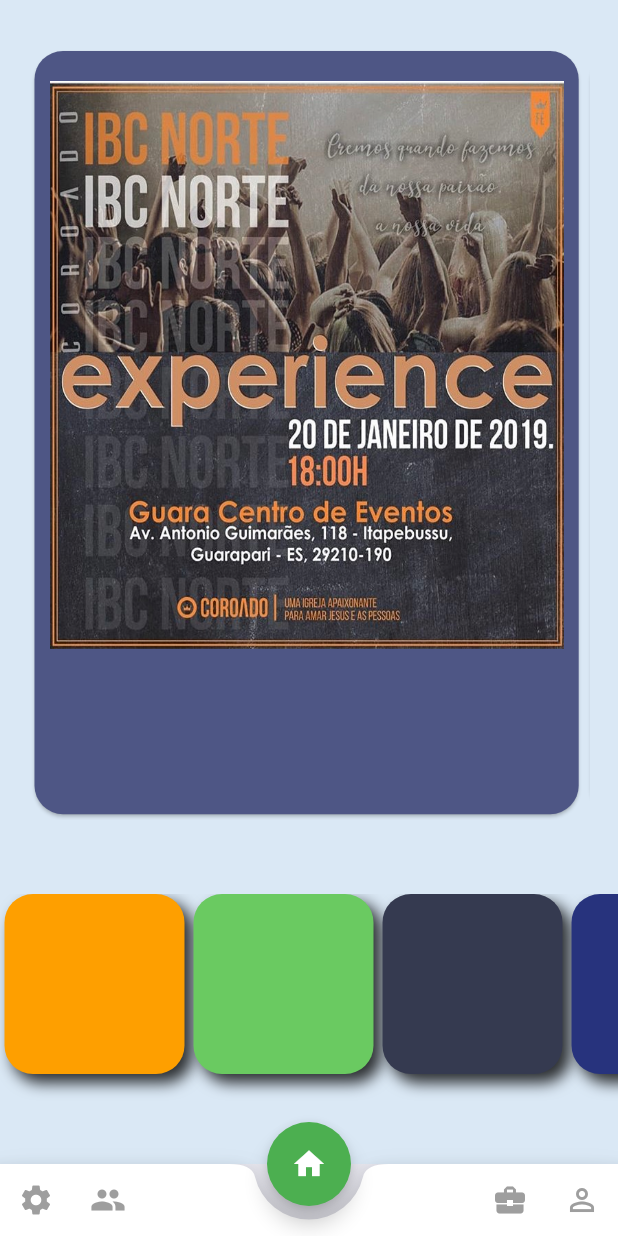
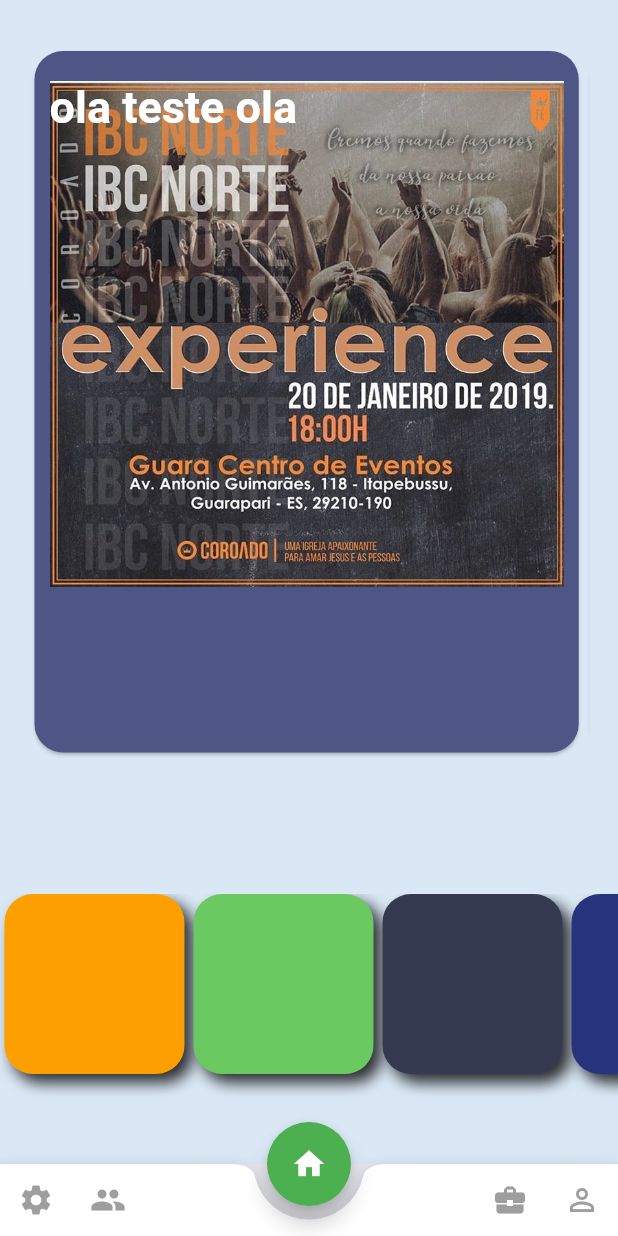
Before and after one commit to leordrigues/webchurch, a Flutter app: the screen it shows after launch, on a phone screen of 412 x 824 dp. Run offline on Flutter 3.47's test engine with Material 2 defaults, Android fonts, the phone set to English and light mode, and no system bars.

Commit message:
acerto da coluna com foto

```diff
--- a/lib/Horizonta_listView.dart
+++ b/lib/Horizonta_listView.dart
@@ -1,6 +1,5 @@
 import 'dart:ui';
 import 'package:flutter/material.dart';
-import 'package:flutter/material.dart' as prefix0;
 import 'package:flutter/widgets.dart';
 
 class MainScreen extends StatelessWidget {
@@ -17,7 +16,7 @@ class MainScreen extends StatelessWidget {
       body: Container(
 
         padding: EdgeInsets.symmetric(horizontal: 19.0, vertical: 30.0),
-        height: MediaQuery.of(context).size.height * 0.70,
+        height: MediaQuery.of(context).size.height * 0.65,
         child: ListView.builder(
             scrollDirection: Axis.horizontal,
             itemCount: numbers.length,
@@ -28,8 +27,10 @@ class MainScreen extends StatelessWidget {
                   shape: RoundedRectangleBorder(
                       borderRadius:
                           BorderRadius.circular(19.0)), //circular o Container
-                  color: Color(0xFF4E5685),// Quero essa cor #4E5685
+                  color: Color(0xFF4E5685), // Quero essa cor #4E5685
                   child: Container(
+                    child: Text("ola teste ola",
+                    style: TextStyle(color: Colors.white, fontWeight: FontWeight.bold, fontSize: 30),),
                     margin: EdgeInsets.fromLTRB(10, 20, 10, 110),
                     decoration: BoxDecoration(
                         image: DecorationImage(
```
